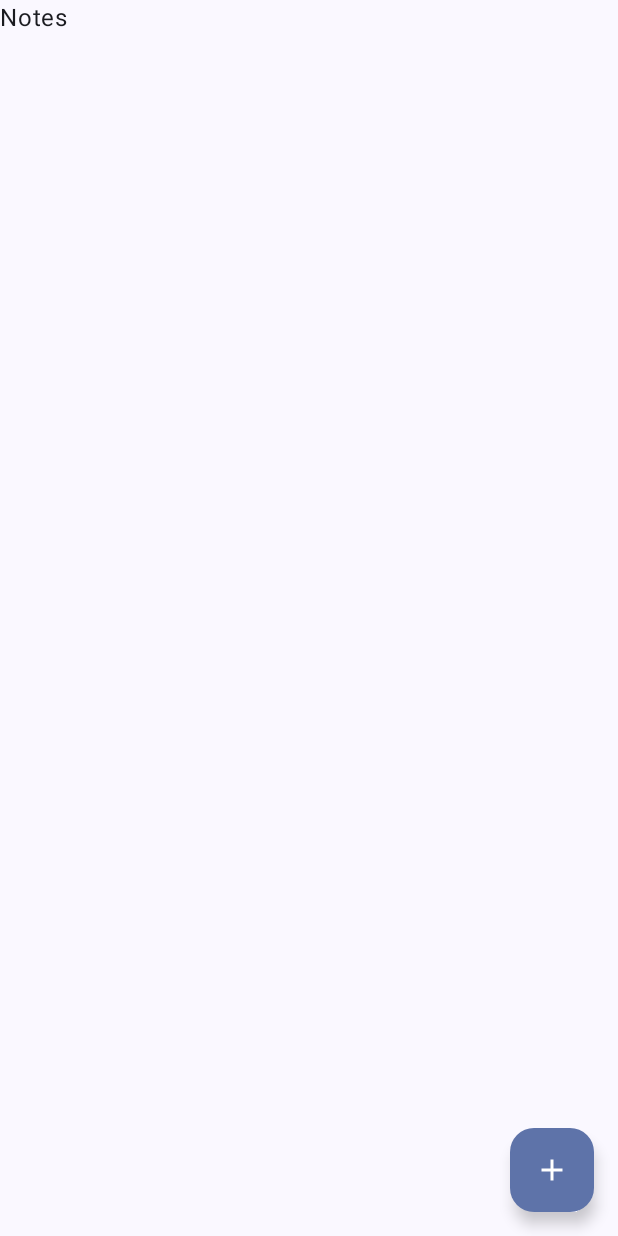
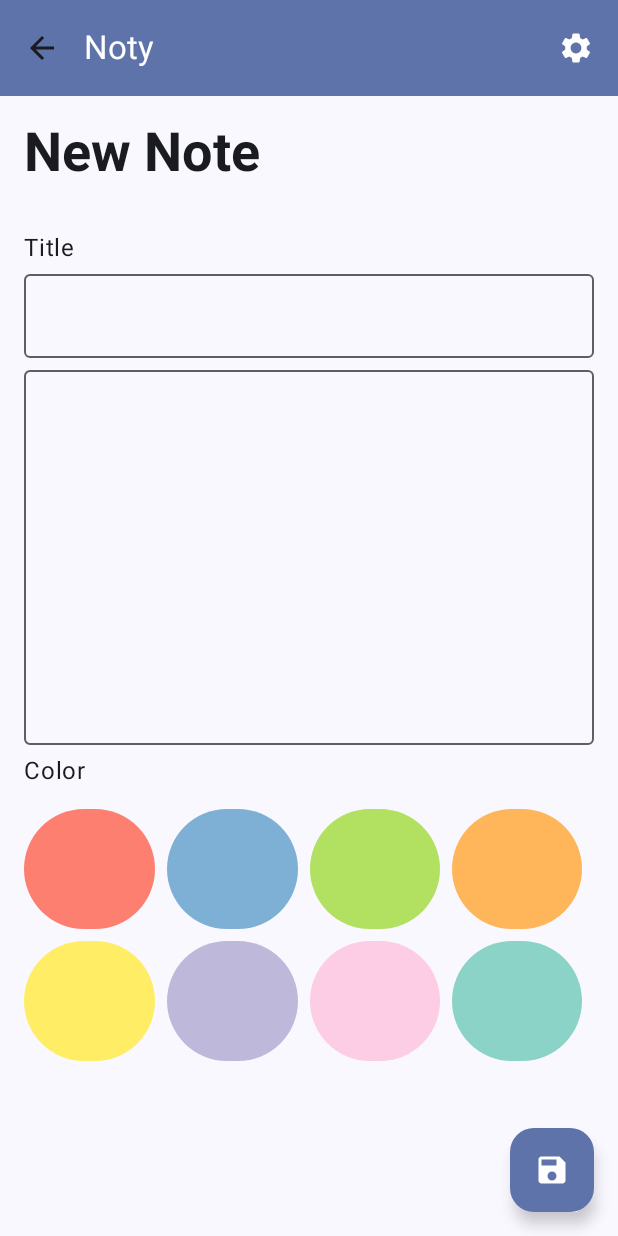
Before and after one commit to yannickcharron/4C6.H24, an Android app built with Jetpack Compose: the screen it shows after launch (MainActivity), after a tap on "Filled.Add", on a phone screen of 412 x 824 dp. Run offline under Robolectric (Android 15) with nearby library versions, the light colour scheme and no system bars.

Commit message:
feature: AddScreen

```diff
--- /dev/null
+++ b/S04.LocalDataSource/app/src/main/java/ca/qc/cstj/noty/core/Constants.kt
@@ -0,0 +1,15 @@
+package ca.qc.cstj.noty.core
+
+object Constants {
+
+    val NOTES_COLORS = listOf(
+        "#fd7f6f",
+        "#7eb0d5",
+        "#b2e061",
+        "#ffb55a",
+        "#ffee65",
+        "#beb9db",
+        "#fdcce5",
+        "#8bd3c7"
+    )
+}
--- /dev/null
+++ b/S04.LocalDataSource/app/src/main/java/ca/qc/cstj/noty/core/Extensions.kt
@@ -0,0 +1,6 @@
+package ca.qc.cstj.noty.core
+
+import androidx.compose.ui.graphics.Color
+
+val String.toColor
+    get() = Color(android.graphics.Color.parseColor(this))
--- a/S04.LocalDataSource/app/src/main/java/ca/qc/cstj/noty/ui/navigation/AppNavHost.kt
+++ b/S04.LocalDataSource/app/src/main/java/ca/qc/cstj/noty/ui/navigation/AppNavHost.kt
@@ -1,10 +1,13 @@
 package ca.qc.cstj.noty.ui.navigation
 
+import androidx.compose.material3.Text
 import androidx.compose.runtime.Composable
 import androidx.navigation.NavHostController
 import androidx.navigation.compose.NavHost
 import androidx.navigation.compose.composable
+import ca.qc.cstj.noty.ui.screens.add.AddScreen
 import ca.qc.cstj.noty.ui.screens.notes.NotesScreen
+import ca.qc.cstj.noty.ui.screens.settings.SettingsScreen
 
 
 @Composable
@@ -12,10 +15,16 @@ fun AppNavHost(navController: NavHostController) {
 
     NavHost(
         navController = navController,
-        startDestination = "notes"
+        startDestination = Screen.Notes.route
     ) {
-        composable("notes") {
+        composable(Screen.Notes.route) {
             NotesScreen(navController = navController)
+        }
+        composable(Screen.Add.route) {
+            AddScreen(navController = navController)
+        }
+        composable(Screen.Settings.route) {
+            SettingsScreen()
         }
     }
 }
--- /dev/null
+++ b/S04.LocalDataSource/app/src/main/java/ca/qc/cstj/noty/ui/navigation/Screen.kt
@@ -0,0 +1,9 @@
+package ca.qc.cstj.noty.ui.navigation
+
+sealed class Screen(val route :String) {
+
+    data object Notes : Screen("notes")
+    data object Add : Screen("add")
+    data object Settings : Screen("settings")
+
+}
--- /dev/null
+++ b/S04.LocalDataSource/app/src/main/java/ca/qc/cstj/noty/ui/screens/add/AddScreen.kt
@@ -0,0 +1,137 @@
+package ca.qc.cstj.noty.ui.screens.add
+
+import androidx.compose.foundation.background
+import androidx.compose.foundation.layout.Arrangement
+import androidx.compose.foundation.layout.Box
+import androidx.compose.foundation.layout.Column
+import androidx.compose.foundation.layout.Spacer
+import androidx.compose.foundation.layout.fillMaxSize
+import androidx.compose.foundation.layout.fillMaxWidth
+import androidx.compose.foundation.layout.height
+import androidx.compose.foundation.layout.padding
+import androidx.compose.foundation.layout.size
+import androidx.compose.foundation.lazy.grid.GridCells
+import androidx.compose.foundation.lazy.grid.LazyVerticalGrid
+import androidx.compose.foundation.lazy.grid.items
+import androidx.compose.foundation.shape.CircleShape
+import androidx.compose.material.icons.Icons
+import androidx.compose.material.icons.automirrored.filled.ArrowBack
+import androidx.compose.material.icons.filled.Add
+import androidx.compose.material.icons.filled.ArrowBack
+import androidx.compose.material.icons.filled.Save
+import androidx.compose.material.icons.filled.Settings
+import androidx.compose.material.icons.filled.SubdirectoryArrowLeft
+import androidx.compose.material3.ExperimentalMaterial3Api
+import androidx.compose.material3.FloatingActionButton
+import androidx.compose.material3.Icon
+import androidx.compose.material3.IconButton
+import androidx.compose.material3.MaterialTheme
+import androidx.compose.material3.OutlinedTextField
+import androidx.compose.material3.Scaffold
+import androidx.compose.material3.Text
+import androidx.compose.material3.TopAppBar
+import androidx.compose.material3.TopAppBarDefaults
+import androidx.compose.runtime.Composable
+import androidx.compose.ui.Modifier
+import androidx.compose.ui.draw.clip
+import androidx.compose.ui.res.stringResource
+import androidx.compose.ui.text.font.FontWeight
+import androidx.compose.ui.unit.dp
+import androidx.navigation.NavHostController
+import ca.qc.cstj.noty.R
+import ca.qc.cstj.noty.core.Constants
+import ca.qc.cstj.noty.core.toColor
+import ca.qc.cstj.noty.ui.navigation.Screen
+
+@OptIn(ExperimentalMaterial3Api::class)
+@Composable
+fun AddScreen(navController: NavHostController) {
+
+    Scaffold(
+        modifier = Modifier.fillMaxSize(),
+        topBar = {
+            TopAppBar(title = { Text(text = stringResource(id = R.string.app_name)) },
+                colors = TopAppBarDefaults.topAppBarColors(
+                    containerColor = MaterialTheme.colorScheme.primaryContainer,
+                    titleContentColor = MaterialTheme.colorScheme.onPrimaryContainer,
+                    actionIconContentColor = MaterialTheme.colorScheme.onPrimaryContainer
+                ),
+                navigationIcon = {
+                    IconButton(onClick = { navController.popBackStack() }) {
+                        Icon(Icons.AutoMirrored.Filled.ArrowBack, contentDescription = "Back")
+                    }
+                },
+                actions = {
+                    IconButton(onClick = { navController.navigate(Screen.Settings.route) }) {
+                        Icon(
+                            imageVector = Icons.Filled.Settings,
+                            contentDescription = "Settings"
+                        )
+                    }
+                }
+            )
+        },
+        floatingActionButton = {
+            FloatingActionButton(onClick = {
+                TODO("Il faudra faire de quoi ici!!!")
+            }) {
+                Icon(Icons.Filled.Save, contentDescription = Icons.Filled.Add.name)
+            }
+        }
+    ) {
+        AddScreenContent(modifier = Modifier.padding(it))
+    }
+}
+
+@Composable
+fun AddScreenContent(modifier: Modifier = Modifier) {
+    Column(modifier = modifier.padding(16.dp),
+        verticalArrangement = Arrangement.spacedBy(8.dp)) {
+        Text(
+            text = "New Note",
+            fontWeight = FontWeight.Bold,
+            style = MaterialTheme.typography.displaySmall
+        )
+
+        Spacer(modifier = Modifier.padding(8.dp))
+
+        Text(text = "Title", style = MaterialTheme.typography.bodyLarge)
+
+        OutlinedTextField(
+            modifier = Modifier.fillMaxWidth(),
+            value = "",
+            onValueChange = {
+
+            }
+        )
+        OutlinedTextField(
+            modifier = Modifier
+                .fillMaxWidth()
+                .height(250.dp),
+            singleLine = false,
+            value = "",
+            onValueChange = {
+
+            }
+        )
+
+        Text(text = "Color", style = MaterialTheme.typography.bodyLarge)
+
+        LazyVerticalGrid(columns = GridCells.Fixed(4)) {
+            items(Constants.NOTES_COLORS) {
+                Box(
+                    modifier = Modifier
+                        .padding(end = 8.dp, top = 8.dp)
+                        .size(80.dp)
+                        .clip(CircleShape)
+                        .background(it.toColor)
+                )
+            }
+        }
+
+//        LazyVerticalGrid(columns = GridCells.Fixed(4) ,
+//            content = { items(Constants.NOTES_COLORS) {
+//
+//            } })
+    }
+}
--- a/S04.LocalDataSource/app/src/main/java/ca/qc/cstj/noty/ui/screens/notes/NotesScreen.kt
+++ b/S04.LocalDataSource/app/src/main/java/ca/qc/cstj/noty/ui/screens/notes/NotesScreen.kt
@@ -5,27 +5,51 @@ import androidx.compose.foundation.layout.fillMaxSize
 import androidx.compose.foundation.layout.padding
 import androidx.compose.material.icons.Icons
 import androidx.compose.material.icons.filled.Add
+import androidx.compose.material.icons.filled.Settings
+import androidx.compose.material3.ExperimentalMaterial3Api
 import androidx.compose.material3.FloatingActionButton
 import androidx.compose.material3.Icon
+import androidx.compose.material3.IconButton
+import androidx.compose.material3.MaterialTheme
 import androidx.compose.material3.Scaffold
 import androidx.compose.material3.Text
+import androidx.compose.material3.TopAppBar
+import androidx.compose.material3.TopAppBarDefaults
 import androidx.compose.runtime.Composable
 import androidx.compose.ui.Modifier
+import androidx.compose.ui.res.stringResource
 import androidx.compose.ui.tooling.preview.Preview
 import androidx.navigation.NavHostController
 import androidx.navigation.compose.rememberNavController
+import ca.qc.cstj.noty.R
+import ca.qc.cstj.noty.ui.navigation.Screen
 import ca.qc.cstj.noty.ui.theme.NotyTheme
 
+@OptIn(ExperimentalMaterial3Api::class)
 @Composable
-fun NotesScreen(navController : NavHostController) {
+fun NotesScreen(navController: NavHostController) {
     Scaffold(
         modifier = Modifier.fillMaxSize(),
         topBar = {
-
+            TopAppBar(title = { Text(text = stringResource(id = R.string.app_name)) },
+                colors = TopAppBarDefaults.topAppBarColors(
+                    containerColor = MaterialTheme.colorScheme.primaryContainer,
+                    titleContentColor = MaterialTheme.colorScheme.onPrimaryContainer,
+                    actionIconContentColor = MaterialTheme.colorScheme.onPrimaryContainer
+                ),
+                actions = {
+                    IconButton(onClick = { navController.navigate(Screen.Settings.route) }) {
+                        Icon(
+                            imageVector = Icons.Filled.Settings,
+                            contentDescription = "Settings"
+                        )
+                    }
+                }
+            )
         },
         floatingActionButton = {
             FloatingActionButton(onClick = {
-                navController.navigate("add")
+                navController.navigate(Screen.Add.route)
             }) {
                 Icon(Icons.Filled.Add, contentDescription = Icons.Filled.Add.name)
             }
--- /dev/null
+++ b/S04.LocalDataSource/app/src/main/java/ca/qc/cstj/noty/ui/screens/settings/SettingsScreen.kt
@@ -0,0 +1,9 @@
+package ca.qc.cstj.noty.ui.screens.settings
+
+import androidx.compose.material3.Text
+import androidx.compose.runtime.Composable
+
+@Composable
+fun SettingsScreen() {
+    Text(text = "Settings")
+}
```
